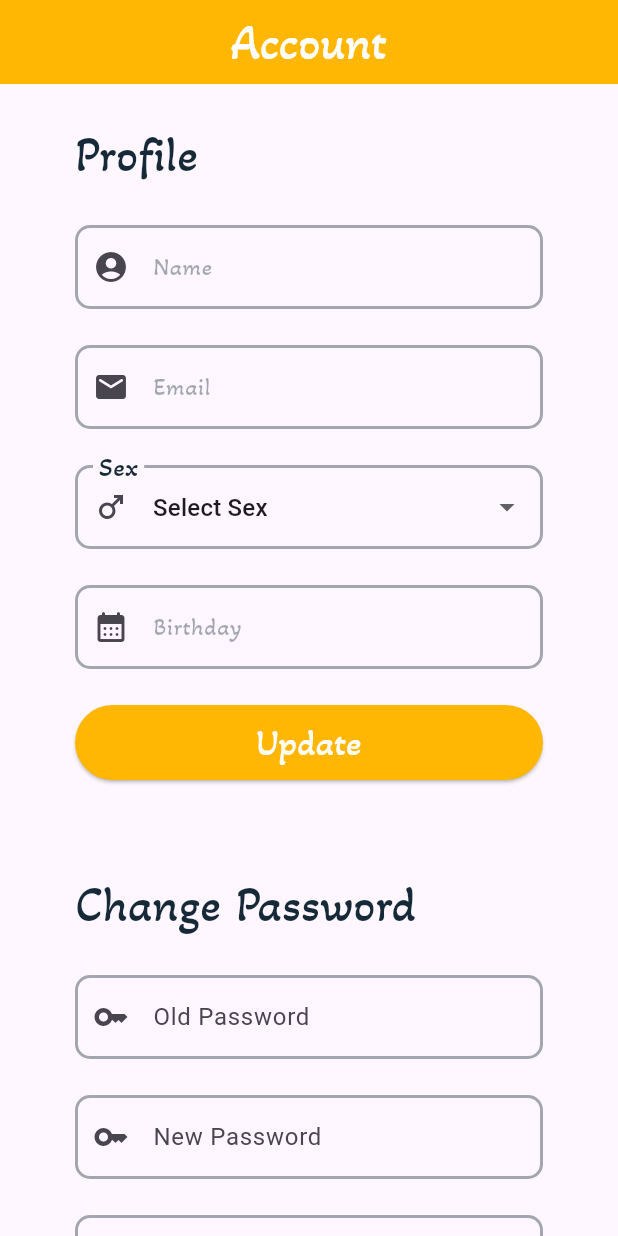
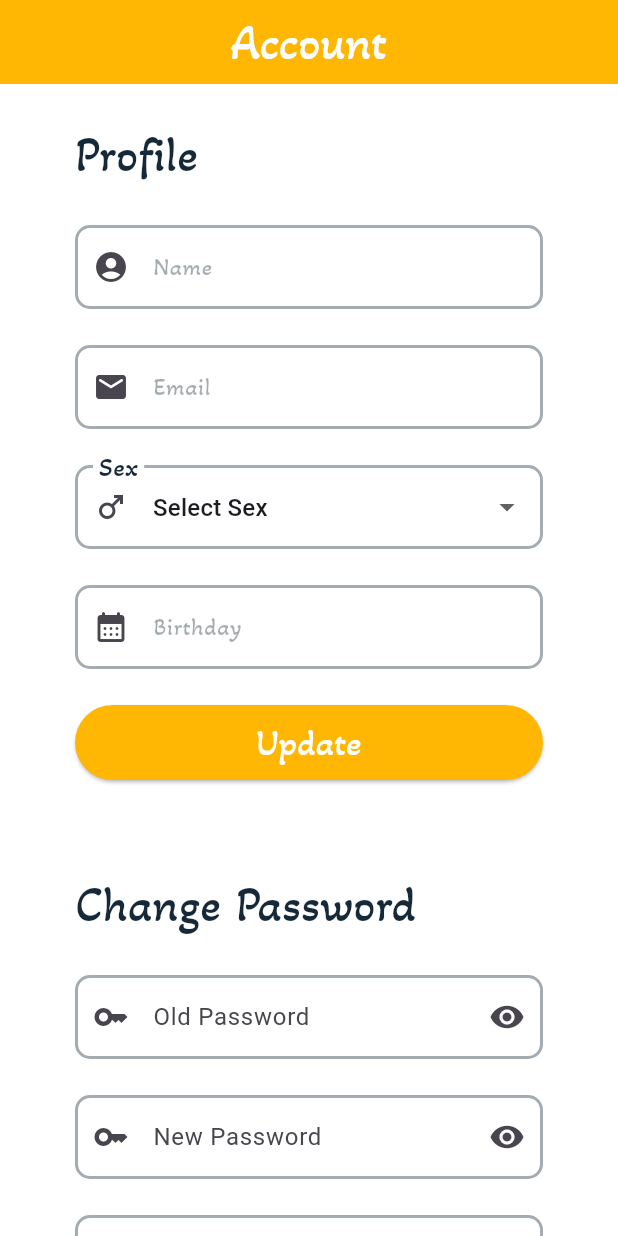
Before and after one commit to Adhitama144/jaga-aksara-app, a Flutter app: the screen it shows after launch, on a phone screen of 412 x 824 dp. Run offline on Flutter 3.47's test engine with Material 3 defaults, Android fonts, the phone set to English and light mode, and no system bars; our stand-ins replace form_field_validator.

Commit message:
Sementara semene

```diff
--- a/lib/account.dart
+++ b/lib/account.dart
@@ -17,10 +17,14 @@ class _AccountState extends State<Account> {
   final TextEditingController _emailController = TextEditingController();
   String _sex = 'Select Sex';
   final TextEditingController _birthdayController = TextEditingController();
+  bool _obscureOld = true;
+  bool _obscureNew = true;
+  bool _obscureConfirm = true;
 
   @override
   Widget build(BuildContext context) {
     return Scaffold(
+      backgroundColor: Colors.white,
       appBar: AppBar(
         title: const Text(
           'Account',
@@ -314,11 +318,23 @@ class _AccountState extends State<Account> {
                     child: Column(
                       children: [
                         TextFormField(
-                          obscureText: true,
+                          obscureText: _obscureOld,
                           decoration: InputDecoration(
                             hintText: '••••••••',
                             labelText: 'Old Password',
                             prefixIcon: Icon(Icons.key),
+                            suffixIcon: IconButton(
+                              icon: Icon(
+                                _obscureOld
+                                    ? Icons.visibility
+                                    : Icons.visibility_off,
+                              ),
+                              onPressed: () {
+                                setState(() {
+                                  _obscureOld = !_obscureOld;
+                                });
+                              },
+                            ),
                             floatingLabelStyle: TextStyle(
                               color: Color.fromARGB(255, 22, 41, 56),
                               fontSize: 24,
@@ -355,11 +371,23 @@ class _AccountState extends State<Account> {
                           height: 24,
                         ),
                         TextFormField(
-                          obscureText: true,
+                          obscureText: _obscureNew,
                           decoration: InputDecoration(
                             hintText: '••••••••',
                             labelText: 'New Password',
                             prefixIcon: Icon(Icons.key),
+                            suffixIcon: IconButton(
+                              icon: Icon(
+                                _obscureNew
+                                    ? Icons.visibility
+                                    : Icons.visibility_off,
+                              ),
+                              onPressed: () {
+                                setState(() {
+                                  _obscureNew = !_obscureNew;
+                                });
+                              },
+                            ),
                             floatingLabelStyle: TextStyle(
                               color: Color.fromARGB(255, 22, 41, 56),
                               fontSize: 24,
@@ -396,11 +424,23 @@ class _AccountState extends State<Account> {
                           height: 24,
                         ),
                         TextFormField(
-                          obscureText: true,
+                          obscureText: _obscureConfirm,
                           decoration: InputDecoration(
                             hintText: '••••••••',
                             labelText: 'Confirm Password',
                             prefixIcon: Icon(Icons.key),
+                            suffixIcon: IconButton(
+                              icon: Icon(
+                                _obscureConfirm
+                                    ? Icons.visibility
+                                    : Icons.visibility_off,
+                              ),
+                              onPressed: () {
+                                setState(() {
+                                  _obscureConfirm = !_obscureConfirm;
+                                });
+                              },
+                            ),
                             floatingLabelStyle: TextStyle(
                               color: Color.fromARGB(255, 22, 41, 56),
                               fontSize: 24,
--- a/lib/see_image.dart
+++ b/lib/see_image.dart
@@ -14,9 +14,7 @@ class _SeeImageState extends State<SeeImage> {
   Widget build(BuildContext context) {
     return Scaffold(
       appBar: AppBar(
-        leading: BackButton(
-          color: Colors.white,
-        ),
+        iconTheme: IconThemeData(color: Colors.white, size: 32),
         title: const Text(
           'See Image Full',
           style: TextStyle(
```
Also changed, not shown: lib/dashboard.dart (added, +62 -0 lines), lib/history.dart (+14 -2 lines), lib/read.dart (+15 -3 lines), lib/scan.dart (added, +19 -0 lines).
